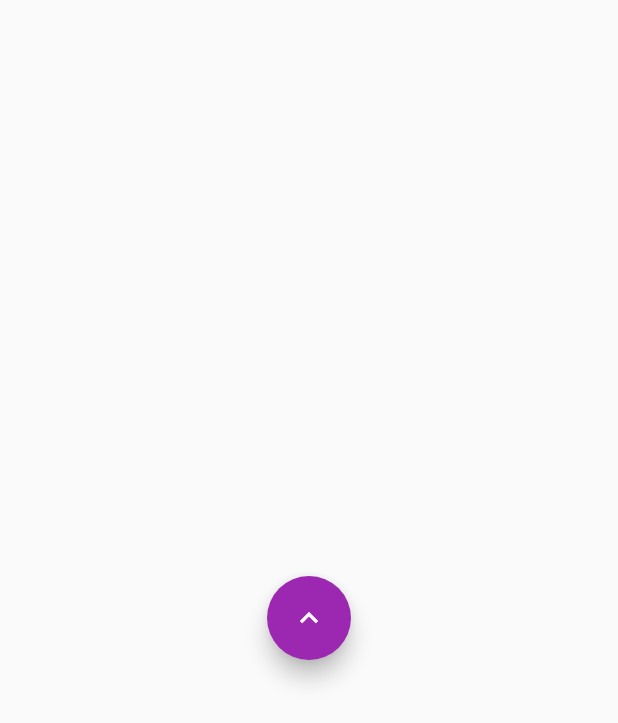
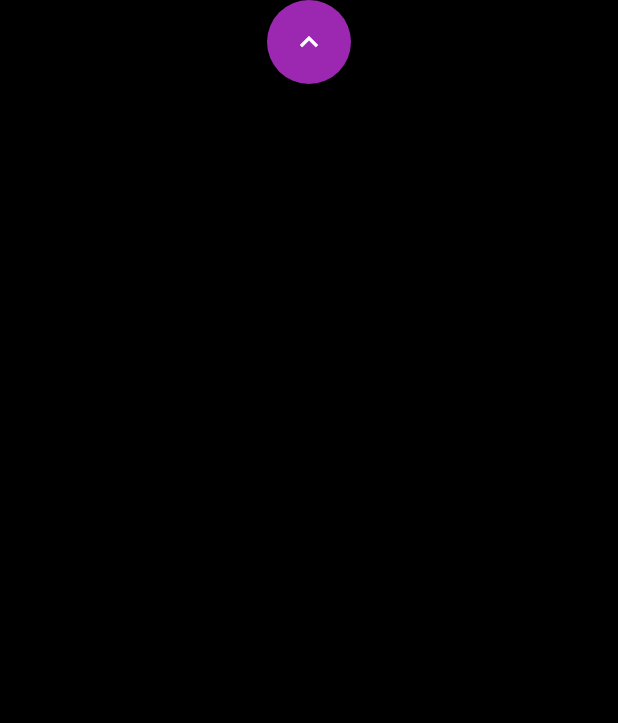
Before and after one commit to KimiHirano/Team5EOH2020, a Flutter app: the Room1BottomPage screen opened directly, on a phone screen of 412 x 824 dp. Shown: the top 723 px of the screen. Run offline on Flutter 3.47's test engine with Material 2 defaults, Android fonts, the phone set to English and light mode, and no system bars.

Commit message:
black screen

```diff
--- a/eoh_2020/lib/room1bottom.dart
+++ b/eoh_2020/lib/room1bottom.dart
@@ -25,17 +25,15 @@ class _Room1BottomPageState extends State<Room1BottomPage> {
   @override
   Widget build(BuildContext context) {
     return Scaffold(
-     // appBar: AppBar(
-       // title: Text('Bottom Page')
-     // ),
-      body: Center(
-        child: Row(
-          mainAxisAlignment: MainAxisAlignment.center,
+      body: Container(
+        decoration: new BoxDecoration(color: Colors.black),
+        child: Container(
+          child: Stack(
           children: <Widget>[
-            Column(
-              mainAxisAlignment: MainAxisAlignment.center,
-              children: <Widget>[
-                FloatingActionButton(
+            Positioned.fill(
+              child: Align(
+              alignment: Alignment.topCenter,
+              child: FloatingActionButton(
                   heroTag: 'Up',
                   onPressed: () {
                         Navigator.pop(context);
@@ -44,10 +42,11 @@ class _Room1BottomPageState extends State<Room1BottomPage> {
                   child:
                     Icon(Icons.keyboard_arrow_up),
                 ),
-              ],
-            )
+              ),
+              ),
           ],
         ),
+      ),
       ),
     );
   }
```
